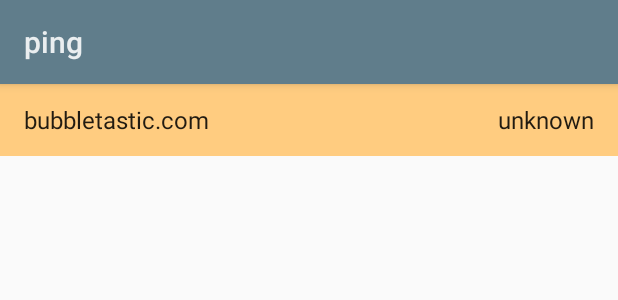
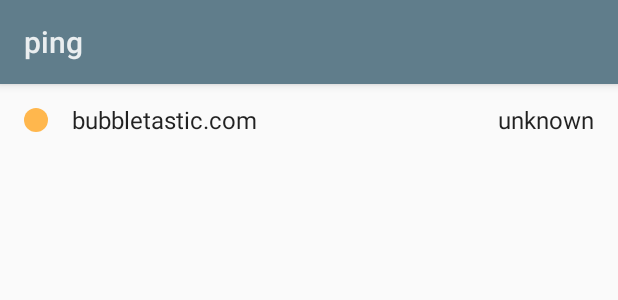
Before and after one commit to shrift/ping_android, an Android app: the layout host_item_list.xml on its own in the app's theme, with its tools: preview values and no code run, on a phone screen of 412 x 824 dp. Shown: the top 300 px of the screen. Run offline under Robolectric (Android 15) with nearby library versions, the phone set to English and light mode, and no system bars.

Commit message:
Use a round status indicator instead of coloring the entire host row.

```diff
--- /dev/null
+++ b/app/src/main/res/drawable/list_selector.xml
@@ -0,0 +1,10 @@
+<?xml version="1.0" encoding="utf-8"?>
+<selector xmlns:android="http://schemas.android.com/apk/res/android">
+
+    <item android:drawable="@color/md_grey_400" android:state_focused="true" android:state_pressed="false"/>
+    <item android:drawable="@color/md_grey_400" android:state_checked="true"/>
+    <item android:drawable="@color/md_grey_400" android:state_activated="true" />
+    <item android:drawable="@drawable/selector_background" android:state_pressed="true"/>
+    <item android:drawable="@drawable/selector_background"/>
+
+</selector>
--- /dev/null
+++ b/app/src/main/res/drawable/round_indicator_reachable_highlight.xml
@@ -0,0 +1,5 @@
+<?xml version="1.0" encoding="utf-8"?>
+<shape xmlns:android="http://schemas.android.com/apk/res/android"
+    android:shape="oval">
+    <solid android:color="@color/host_reachable_highlight" />
+</shape>
--- /dev/null
+++ b/app/src/main/res/drawable/round_indicator_reachable_normal.xml
@@ -0,0 +1,5 @@
+<?xml version="1.0" encoding="utf-8"?>
+<shape xmlns:android="http://schemas.android.com/apk/res/android"
+    android:shape="oval">
+    <solid android:color="@color/host_reachable" />
+</shape>
--- /dev/null
+++ b/app/src/main/res/drawable/round_indicator_unknown_highlight.xml
@@ -0,0 +1,5 @@
+<?xml version="1.0" encoding="utf-8"?>
+<shape xmlns:android="http://schemas.android.com/apk/res/android"
+    android:shape="oval">
+    <solid android:color="@color/host_unknown_highlight" />
+</shape>
--- /dev/null
+++ b/app/src/main/res/drawable/round_indicator_unknown_normal.xml
@@ -0,0 +1,5 @@
+<?xml version="1.0" encoding="utf-8"?>
+<shape xmlns:android="http://schemas.android.com/apk/res/android"
+    android:shape="oval">
+    <solid android:color="@color/host_unknown" />
+</shape>
--- /dev/null
+++ b/app/src/main/res/drawable/round_indicator_unreachable_highlight.xml
@@ -0,0 +1,5 @@
+<?xml version="1.0" encoding="utf-8"?>
+<shape xmlns:android="http://schemas.android.com/apk/res/android"
+    android:shape="oval">
+    <solid android:color="@color/host_unreachable_highlight" />
+</shape>
--- /dev/null
+++ b/app/src/main/res/drawable/round_indicator_unreachable_normal.xml
@@ -0,0 +1,5 @@
+<?xml version="1.0" encoding="utf-8"?>
+<shape xmlns:android="http://schemas.android.com/apk/res/android"
+    android:shape="oval">
+    <solid android:color="@color/host_unreachable" />
+</shape>
--- /dev/null
+++ b/app/src/main/res/drawable/selector_background.xml
@@ -0,0 +1,4 @@
+<?xml version="1.0" encoding="utf-8"?>
+<ripple xmlns:android="http://schemas.android.com/apk/res/android" android:color="@color/md_grey_400">
+    <item android:drawable="@android:color/transparent"/>
+</ripple>
--- a/app/src/main/res/layout/host_item_list.xml
+++ b/app/src/main/res/layout/host_item_list.xml
@@ -3,8 +3,16 @@
     xmlns:tools="http://schemas.android.com/tools"
     android:layout_width="match_parent"
     android:layout_height="?android:attr/listPreferredItemHeightSmall"
-    android:background="@drawable/list_selector_host_unknown"
+    android:background="@drawable/list_selector"
     android:orientation="horizontal">
+
+    <View
+        android:id="@+id/host_item_list_status_indicator"
+        android:layout_width="16dp"
+        android:layout_height="16dp"
+        android:layout_gravity="center"
+        android:layout_marginStart="?android:attr/listPreferredItemPaddingStart"
+        android:background="@drawable/round_indicator_unknown_normal" />
 
     <TextView
         android:id="@+id/host_item_list_hostname"
--- a/app/src/main/res/values/colors.xml
+++ b/app/src/main/res/values/colors.xml
@@ -1,10 +1,10 @@
 <?xml version="1.0" encoding="utf-8"?>
 <resources>
-    <color name="host_unreachable">@color/md_red_200</color>
-    <color name="host_reachable">@color/md_green_200</color>
-    <color name="host_unknown">@color/md_orange_200</color>
+    <color name="host_unreachable">@color/md_red_300</color>
+    <color name="host_reachable">@color/md_green_300</color>
+    <color name="host_unknown">@color/md_orange_300</color>
 
-    <color name="host_unreachable_highlight">@color/md_red_400</color>
-    <color name="host_reachable_highlight">@color/md_green_400</color>
-    <color name="host_unknown_highlight">@color/md_orange_400</color>
+    <color name="host_unreachable_highlight">@color/md_red_500</color>
+    <color name="host_reachable_highlight">@color/md_green_500</color>
+    <color name="host_unknown_highlight">@color/md_orange_500</color>
 </resources>
```
Also changed, not shown: app/src/main/java/com/bubbletastic/android/ping/HostAdapter.java (+8 -5 lines), app/src/main/res/drawable/round_indicator_host_reachable.xml (added, +10 -0 lines), app/src/main/res/drawable/round_indicator_host_unknown.xml (added, +10 -0 lines), app/src/main/res/drawable/round_indicator_host_unreachable.xml (added, +10 -0 lines), app/src/main/res/drawable/background_host_reachable.xml (renamed from app/src/main/res/drawable-xhdpi/background_host_reachable.xml), app/src/main/res/drawable/background_host_unknown.xml (renamed from app/src/main/res/drawable-xhdpi/background_host_unknown.xml), app/src/main/res/drawable/list_selector_host_reachable.xml (renamed from app/src/main/res/drawable-xhdpi/list_selector_host_reachable.xml), app/src/main/res/drawable/list_selector_host_unknown.xml (renamed from app/src/main/res/drawable-xhdpi/list_selector_host_unknown.xml).
